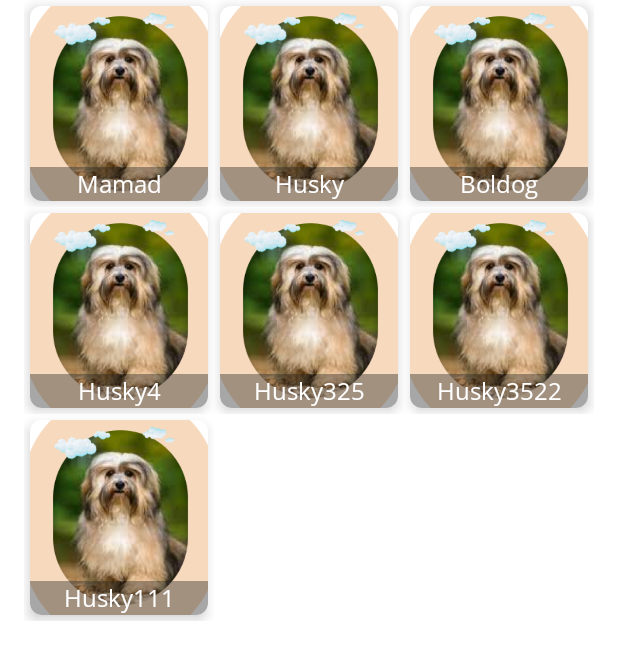
After one commit to hamedhoseini/DogsApp, an Android app: the DogsListFragment screen opened through its navigation route, on a phone screen of 412 x 824 dp. The commit adds this screen. Shown: the top 660 px of the screen. Run offline under Robolectric (Android 15) with nearby library versions, the phone set to English and light mode, and no system bars; our stand-ins replace Dagger/Hilt's generated code, data binding; 3 statements that could not run were skipped.

Commit message:
Added dog breed list fragment

```diff
--- a/app/build.gradle
+++ b/app/build.gradle
@@ -66,9 +66,9 @@ dependencies {
 
     // Hilt
     implementation "com.google.dagger:hilt-android:$rootProject.hilt_android_version"
+    implementation 'androidx.legacy:legacy-support-v4:1.0.0'
+    implementation 'androidx.recyclerview:recyclerview:1.2.1'
     kapt "com.google.dagger:hilt-android-compiler:$rootProject.hilt_android_version"
-//    implementation "androidx.hilt:hilt-lifecycle-viewmodel:$rootProject.hilt_viewModel_version"
-//    kapt "androidx.hilt:hilt-compiler:$rootProject.hilt_viewModel_version"
 
     // Retrofit
     implementation "com.squareup.retrofit2:retrofit:$rootProject.retrofit_version"
--- a/app/src/main/java/com/mihahoni/dogsapp/intro/PresentationViewModel.kt
+++ /dev/null
@@ -1,23 +0,0 @@
-package com.mihahoni.dogsapp.intro
-
-import android.util.Log
-import android.view.View
-import androidx.databinding.ObservableInt
-import com.mihahoni.dogsapp.base.ObservableViewModel
-import dagger.hilt.android.lifecycle.HiltViewModel
-import javax.inject.Inject
-
-
-@HiltViewModel
-class PresentationViewModel @Inject constructor(
-): ObservableViewModel() {
-
-    val pageNumber = ObservableInt()
-
-
-    fun goToTheNext(view:View){
-        pageNumber.set(pageNumber.get()+1)
-    }
-
-
-}
--- /dev/null
+++ b/app/src/main/java/com/mihahoni/dogsapp/ui/dogsList/DogsListFragment.kt
@@ -0,0 +1,31 @@
+package com.mihahoni.dogsapp.ui.dogsList
+
+import androidx.recyclerview.widget.GridLayoutManager
+import androidx.recyclerview.widget.LinearLayoutManager
+import com.mihahoni.dogsapp.R
+import com.mihahoni.dogsapp.base.BaseFragment
+import com.mihahoni.dogsapp.databinding.FragmentDogsListBinding
+
+class DogsListFragment : BaseFragment<FragmentDogsListBinding>() {
+
+    private var columnCount = 3
+
+    override fun viewLayoutId(): Int = R.layout.fragment_dogs_list
+
+    override fun observeViewModel() {
+    }
+
+    override fun initViews() {
+        val dogsListAdapter = DogsListRecycleViewAdapter()
+        with(getViewDataBinding().rvDogsList) {
+            layoutManager = when {
+                columnCount <= 1 -> LinearLayoutManager(context)
+                else -> GridLayoutManager(context, columnCount)
+            }
+            adapter = dogsListAdapter
+        }
+        dogsListAdapter.submitItems(listOf("Mamad", "Husky", "Boldog","Husky4","Husky325","Husky3522","Husky111",))
+
+    }
+
+}
--- /dev/null
+++ b/app/src/main/java/com/mihahoni/dogsapp/ui/dogsList/DogsListRecycleViewAdapter.kt
@@ -0,0 +1,54 @@
+package com.mihahoni.dogsapp.ui.dogsList
+
+import android.view.LayoutInflater
+import android.view.ViewGroup
+import androidx.recyclerview.widget.RecyclerView
+import com.mihahoni.dogsapp.databinding.LayoutDogItemBinding
+
+class DogsListRecycleViewAdapter : RecyclerView.Adapter<DogsListRecycleViewAdapter.ViewHolder>() {
+
+    private lateinit var listener: BreedAdapterListener
+    private var items: List<String?> = ArrayList()
+
+    fun submitItems(data: List<String>) {
+        items = data
+        notifyDataSetChanged()
+    }
+
+    fun setOnBreedClickListener(onBreedItemListener: BreedAdapterListener) {
+        listener = onBreedItemListener
+    }
+
+    override fun onCreateViewHolder(parent: ViewGroup, viewType: Int): ViewHolder {
+        val inflater = LayoutInflater.from(parent.context)
+        val binding = LayoutDogItemBinding.inflate(inflater)
+        return ViewHolder(binding)
+    }
+
+    override fun getItemViewType(position: Int): Int {
+        return position
+    }
+
+    override fun getItemId(position: Int): Long {
+        return position.toLong()
+    }
+
+    override fun onBindViewHolder(holder: ViewHolder, position: Int) =
+        holder.bind(items[position])
+
+    override fun getItemCount(): Int = items.size
+
+    inner class ViewHolder(
+        private val binding: LayoutDogItemBinding
+    ) :
+        RecyclerView.ViewHolder(binding.root) {
+        fun bind(sourceItem: String?) {
+            binding.textViewBreedName.text = sourceItem
+            itemView.setOnClickListener { listener.onDogBreedClicked(sourceItem) }
+        }
+    }
+
+    interface BreedAdapterListener {
+        fun onDogBreedClicked(source: String?)
+    }
+}
--- a/app/src/main/java/com/mihahoni/dogsapp/intro/PresentationContentFragment.kt
+++ b/app/src/main/java/com/mihahoni/dogsapp/ui/presentation/PresentationContentFragment.kt
@@ -1,4 +1,4 @@
-package com.mihahoni.dogsapp.intro
+package com.mihahoni.dogsapp.ui.presentation
 
 import com.mihahoni.dogsapp.R
 import com.mihahoni.dogsapp.base.BaseFragment
--- a/app/src/main/java/com/mihahoni/dogsapp/intro/PresentationFragment.kt
+++ b/app/src/main/java/com/mihahoni/dogsapp/ui/presentation/PresentationFragment.kt
@@ -1,4 +1,4 @@
-package com.mihahoni.dogsapp.intro
+package com.mihahoni.dogsapp.ui.presentation
 
 import androidx.core.content.ContextCompat
 import androidx.databinding.Observable
@@ -6,6 +6,7 @@ import androidx.databinding.ObservableInt
 import androidx.fragment.app.Fragment
 import androidx.fragment.app.FragmentActivity
 import androidx.fragment.app.viewModels
+import androidx.navigation.fragment.NavHostFragment.Companion.findNavController
 import androidx.viewpager2.adapter.FragmentStateAdapter
 import androidx.viewpager2.widget.ViewPager2
 import com.mihahoni.dogsapp.R
@@ -13,6 +14,7 @@ import com.mihahoni.dogsapp.base.BaseFragment
 import com.mihahoni.dogsapp.data.PresentationEntity
 import com.mihahoni.dogsapp.databinding.FragmentPresentationBinding
 import com.mihahoni.dogsapp.util.ZoomOutPageTransformer
+import com.mihahoni.dogsapp.util.observeEvent
 import dagger.hilt.android.AndroidEntryPoint
 
 @AndroidEntryPoint
@@ -22,13 +24,23 @@ class PresentationFragment : BaseFragment<FragmentPresentationBinding>() {
     override fun viewLayoutId(): Int = R.layout.fragment_presentation
 
     override fun observeViewModel() {
+        observeEvent(presentationViewModel.openDogsList, ::goToDogsList)
+
         presentationViewModel.pageNumber.addOnPropertyChangedCallback(
             object : Observable.OnPropertyChangedCallback() {
                 override fun onPropertyChanged(sender: Observable?, pageNumber: Int) {
-                    getViewDataBinding().introViewPager.currentItem =
-                        (sender as ObservableInt).get()
+                    val currentPage = (sender as ObservableInt).get()
+                    if (currentPage == 3) {
+                    } else {
+                        getViewDataBinding().introViewPager.currentItem =
+                            (sender as ObservableInt).get()
+                    }
                 }
             })
+    }
+
+    private fun goToDogsList() {
+        findNavController(this@PresentationFragment).navigate(PresentationFragmentDirections.actionPresentationFragmentToDogsListFragment())
     }
 
     override fun initViews() {
--- /dev/null
+++ b/app/src/main/java/com/mihahoni/dogsapp/ui/presentation/PresentationViewModel.kt
@@ -0,0 +1,29 @@
+package com.mihahoni.dogsapp.ui.presentation
+
+import android.view.View
+import androidx.databinding.ObservableInt
+import com.mihahoni.dogsapp.base.ObservableViewModel
+import com.mihahoni.dogsapp.util.SingleLiveDataEvent
+import dagger.hilt.android.lifecycle.HiltViewModel
+import javax.inject.Inject
+
+
+@HiltViewModel
+class PresentationViewModel @Inject constructor(
+) : ObservableViewModel() {
+
+    private val _openDogsList by lazy { SingleLiveDataEvent<Boolean>() }
+    val openDogsList: SingleLiveDataEvent<Boolean> by lazy { _openDogsList }
+
+    val pageNumber = ObservableInt()
+
+    fun goToTheNext(view: View) {
+        if (pageNumber.get() == 2) {
+            _openDogsList.value = true
+        } else {
+            pageNumber.set(pageNumber.get() + 1)
+        }
+    }
+
+
+}
--- /dev/null
+++ b/app/src/main/java/com/mihahoni/dogsapp/util/MarginItemDecoration.kt
@@ -0,0 +1,22 @@
+package com.mihahoni.dogsapp.util
+
+import android.graphics.Rect
+import android.view.View
+import androidx.recyclerview.widget.RecyclerView
+
+class MarginItemDecoration(private val spaceSize: Int) : RecyclerView.ItemDecoration() {
+    override fun getItemOffsets(
+        outRect: Rect, view: View,
+        parent: RecyclerView,
+        state: RecyclerView.State
+    ) {
+        with(outRect) {
+            if (parent.getChildAdapterPosition(view) == 0) {
+                top = spaceSize
+            }
+            left = spaceSize
+            right = spaceSize
+            bottom = spaceSize / 2
+        }
+    }
+}
--- /dev/null
+++ b/app/src/main/java/com/mihahoni/dogsapp/util/ObserveComponentExt.kt
@@ -0,0 +1,15 @@
+package com.mihahoni.dogsapp.util
+
+import androidx.lifecycle.LifecycleOwner
+import androidx.lifecycle.LiveData
+import androidx.lifecycle.Observer
+import kotlin.reflect.KFunction0
+
+
+fun <T> LifecycleOwner.observe(liveData: LiveData<T>, action: (t: T) -> Unit) {
+        liveData.observe(this, Observer { it?.let { t -> action(t) } })
+    }
+
+    fun <T> LifecycleOwner.observeEvent(liveData: SingleLiveDataEvent<T>, action: KFunction0<Unit>) {
+        liveData.observe(this, Observer { it?.let { action() } })
+    }
--- /dev/null
+++ b/app/src/main/java/com/mihahoni/dogsapp/util/SingleLiveDataEvent.kt
@@ -0,0 +1,36 @@
+package com.mihahoni.dogsapp.util
+
+import android.util.Log
+import androidx.annotation.MainThread
+import androidx.lifecycle.LifecycleOwner
+import androidx.lifecycle.MutableLiveData
+import androidx.lifecycle.Observer
+import java.util.concurrent.atomic.AtomicBoolean
+
+open class SingleLiveDataEvent<T> : MutableLiveData<T>() {
+    private val mPending = AtomicBoolean(false)
+    @MainThread
+    override fun observe(owner: LifecycleOwner, observer: Observer<in T>) {
+        if (hasActiveObservers()) {
+            Log.w(TAG, "Multiple observers registered but only one will be notified of changes.")
+        }
+        // Observe the internal MutableLiveData
+        super.observe(owner) { value ->
+            if (mPending.compareAndSet(true, false)) {
+                observer.onChanged(value)
+            }
+        }
+    }
+    @MainThread
+    override fun setValue(t: T?) {
+        mPending.set(true)
+        super.setValue(t)
+    }
+    @MainThread
+    fun call() {
+        setValue(null)
+    }
+    companion object {
+        private val TAG = "SingleLiveEvent"
+    }
+}
--- /dev/null
+++ b/app/src/main/res/layout/fragment_dogs_list.xml
@@ -0,0 +1,24 @@
+<?xml version="1.0" encoding="utf-8"?>
+
+<layout>
+
+    <androidx.constraintlayout.widget.ConstraintLayout xmlns:android="http://schemas.android.com/apk/res/android"
+        xmlns:app="http://schemas.android.com/apk/res-auto"
+        xmlns:tools="http://schemas.android.com/tools"
+        android:id="@+id/list"
+        android:name="com.mihahoni.dogsapp.ui.dogsList.DogsListFragment"
+        android:layout_width="match_parent"
+        android:layout_height="match_parent">
+
+
+        <androidx.recyclerview.widget.RecyclerView
+            android:id="@+id/rvDogsList"
+            android:layout_width="match_parent"
+            android:layout_height="match_parent"
+            android:layout_marginLeft="@dimen/margin_16dp"
+            android:layout_marginRight="@dimen/margin_16dp"
+            app:layoutManager="androidx.recyclerview.widget.GridLayoutManager"
+            tools:context=".ui.dogsList.DogsListFragment"
+            tools:listitem="@layout/layout_dog_item" />
+    </androidx.constraintlayout.widget.ConstraintLayout>
+</layout>
--- a/app/src/main/res/layout/fragment_presentation.xml
+++ b/app/src/main/res/layout/fragment_presentation.xml
@@ -7,13 +7,13 @@
     <data>
         <variable
             name="viewModel"
-            type="com.mihahoni.dogsapp.intro.PresentationViewModel" />
+            type="com.mihahoni.dogsapp.ui.presentation.PresentationViewModel" />
     </data>
 
 <androidx.constraintlayout.widget.ConstraintLayout
     android:layout_width="match_parent"
     android:layout_height="match_parent"
-    tools:context=".intro.PresentationFragment">
+    tools:context=".ui.presentation.PresentationFragment">
 
     <androidx.viewpager2.widget.ViewPager2
         android:id="@+id/introViewPager"
--- a/app/src/main/res/layout/fragment_presentation_content.xml
+++ b/app/src/main/res/layout/fragment_presentation_content.xml
@@ -13,7 +13,7 @@
     <androidx.constraintlayout.widget.ConstraintLayout
         android:layout_width="match_parent"
         android:layout_height="match_parent"
-        tools:context=".intro.PresentationContentFragment">
+        tools:context=".ui.presentation.PresentationContentFragment">
 
         <ImageView
             android:id="@+id/imgViewIntroMain"
--- /dev/null
+++ b/app/src/main/res/layout/layout_dog_item.xml
@@ -0,0 +1,57 @@
+<?xml version="1.0" encoding="utf-8"?>
+<layout xmlns:android="http://schemas.android.com/apk/res/android"
+    xmlns:app="http://schemas.android.com/apk/res-auto"
+    xmlns:bind="http://schemas.android.com/tools">
+
+    <RelativeLayout
+        android:layout_width="match_parent"
+        android:layout_height="match_parent"
+        android:background="@color/white">
+
+        <androidx.cardview.widget.CardView
+            android:layout_width="wrap_content"
+            android:layout_height="wrap_content"
+            android:layout_margin="@dimen/margin_4dp"
+            app:cardBackgroundColor="@color/white"
+            app:cardCornerRadius="8dp"
+            app:cardElevation="5dp"
+            app:layout_constraintDimensionRatio="w,1:1"
+            app:layout_constraintTop_toTopOf="parent">
+
+            <androidx.constraintlayout.widget.ConstraintLayout
+                android:layout_width="match_parent"
+                android:layout_height="match_parent"
+                android:background="@color/white">
+
+
+                <ImageView
+                    android:id="@+id/imageViewBreed"
+                    android:layout_width="130dp"
+                    android:layout_height="130dp"
+                    android:scaleType="centerCrop"
+                    android:src="@drawable/img_presentation_dog3"
+                    app:layout_constraintBottom_toBottomOf="parent"
+                    app:layout_constraintDimensionRatio="w,1:1"
+                    app:layout_constraintEnd_toEndOf="parent"
+                    app:layout_constraintStart_toStartOf="parent"
+                    app:layout_constraintTop_toTopOf="parent" />
+
+                <TextView
+                    android:id="@+id/textViewBreedName"
+                    android:layout_width="match_parent"
+                    android:layout_height="wrap_content"
+                    android:layout_marginTop="@dimen/margin_16dp"
+                    android:background="@color/gray_40_alpha"
+                    android:gravity="center"
+                    android:text="Husky"
+                    android:textColor="@color/white"
+                    android:textSize="@dimen/textSizeBig"
+                    app:layout_constraintBottom_toBottomOf="@+id/imageViewBreed"
+                    app:layout_constraintEnd_toEndOf="parent"
+                    app:layout_constraintStart_toStartOf="parent" />
+
+            </androidx.constraintlayout.widget.ConstraintLayout>
+
+        </androidx.cardview.widget.CardView>
+    </RelativeLayout>
+</layout>
--- a/app/src/main/res/navigation/main_nav_graph.xml
+++ b/app/src/main/res/navigation/main_nav_graph.xml
@@ -1,11 +1,23 @@
 <?xml version="1.0" encoding="utf-8"?>
 <navigation xmlns:android="http://schemas.android.com/apk/res/android"
     xmlns:app="http://schemas.android.com/apk/res-auto"
+    xmlns:tools="http://schemas.android.com/tools"
     android:id="@+id/main_navigation"
     app:startDestination="@id/presentationFragment">
 
     <fragment
         android:id="@+id/presentationFragment"
-        android:name="com.mihahoni.dogsapp.intro.PresentationFragment"
-        android:label="PresentationFragment" />
+        android:name="com.mihahoni.dogsapp.ui.presentation.PresentationFragment"
+        android:label="PresentationFragment" >
+        <action
+            android:id="@+id/action_presentationFragment_to_dogsListFragment"
+            app:popUpTo="@+id/main_navigation"
+            app:popUpToInclusive="true"
+            app:destination="@id/dogsListFragment" />
+    </fragment>
+    <fragment
+        android:id="@+id/dogsListFragment"
+        android:name="com.mihahoni.dogsapp.ui.dogsList.DogsListFragment"
+        android:label="fragment_dogs_list_list"
+        tools:layout="@layout/fragment_dogs_list" />
 </navigation>
--- a/app/src/main/res/values/colors.xml
+++ b/app/src/main/res/values/colors.xml
@@ -13,4 +13,5 @@
     <color name="beige_dark">#8F6236</color>
     <color name="light_gray">#D9D9D9</color>
     <color name="gray">#636363</color>
+    <color name="gray_40_alpha">#66252525</color>
 </resources>
```
